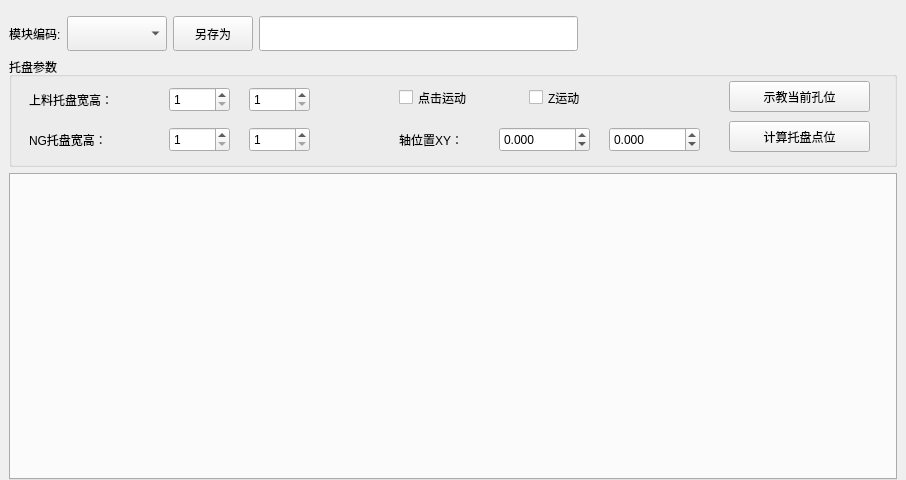
This is VISFrameView_AirtightDevice/Plugins/PluginProductSet/WidgetRecipeTray.ui in IPX-192/haoen as Qt 5 draws it before an edit. The edited form follows.
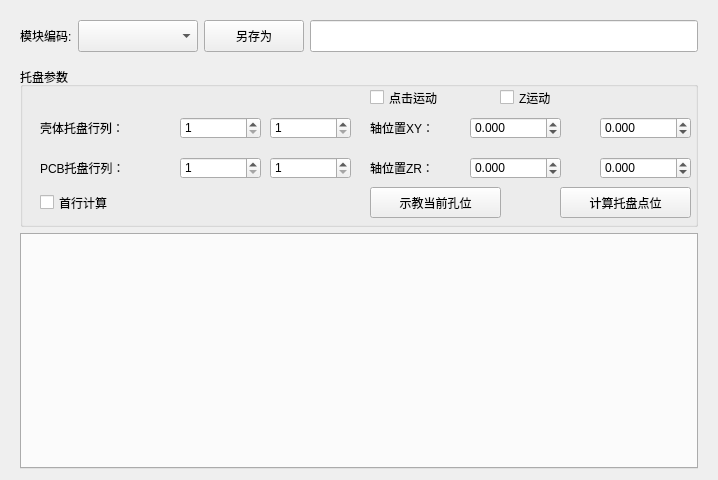
This is the edited form.

Diff of the .ui file:
```diff
--- a/VISFrameView_AirtightDevice/Plugins/PluginProductSet/WidgetRecipeTray.ui
+++ b/VISFrameView_AirtightDevice/Plugins/PluginProductSet/WidgetRecipeTray.ui
@@ -6,7 +6,7 @@
    <rect>
     <x>0</x>
     <y>0</y>
-    <width>906</width>
+    <width>718</width>
     <height>480</height>
    </rect>
   </property>
@@ -16,23 +16,8 @@
   <property name="windowTitle">
    <string>Form</string>
   </property>
-  <layout class="QGridLayout" name="gridLayout">
-   <property name="leftMargin">
-    <number>0</number>
-   </property>
-   <property name="topMargin">
-    <number>9</number>
-   </property>
-   <property name="rightMargin">
-    <number>0</number>
-   </property>
-   <property name="bottomMargin">
-    <number>0</number>
-   </property>
-   <property name="spacing">
-    <number>0</number>
-   </property>
-   <item row="0" column="0">
+  <layout class="QVBoxLayout" name="verticalLayout_2">
+   <item>
     <widget class="QWidget" name="widget_recipe" native="true">
      <property name="sizePolicy">
       <sizepolicy hsizetype="Preferred" vsizetype="Fixed">
@@ -43,66 +28,54 @@
      <property name="minimumSize">
       <size>
        <width>0</width>
-       <height>48</height>
+       <height>45</height>
       </size>
      </property>
      <property name="maximumSize">
       <size>
        <width>16777215</width>
-       <height>45</height>
+       <height>50</height>
       </size>
      </property>
-     <layout class="QHBoxLayout" name="horizontalLayout">
-      <property name="topMargin">
-       <number>3</number>
-      </property>
-      <property name="bottomMargin">
-       <number>3</number>
-      </property>
-      <item>
+     <layout class="QGridLayout" name="gridLayout">
+      <item row="0" column="0">
        <widget class="QLabel" name="label_3">
-        <property name="minimumSize">
-         <size>
-          <width>0</width>
-          <height>35</height>
-         </size>
-        </property>
         <property name="text">
          <string>模块编码:</string>
         </property>
        </widget>
       </item>
-      <item>
+      <item row="0" column="1">
        <widget class="QComboBox" name="comboBox_Recipe">
+        <property name="sizePolicy">
+         <sizepolicy hsizetype="Preferred" vsizetype="Preferred">
+          <horstretch>0</horstretch>
+          <verstretch>0</verstretch>
+         </sizepolicy>
+        </property>
         <property name="minimumSize">
          <size>
-          <width>100</width>
-          <height>35</height>
-         </size>
-        </property>
-        <property name="maximumSize">
-         <size>
-          <width>16777215</width>
-          <height>35</height>
+          <width>120</width>
+          <height>0</height>
          </size>
         </property>
         <property name="styleSheet">
-         <string notr="true"/>
+         <string notr="true">QComboBox{font:20px;height: 50px;}</string>
         </property>
        </widget>
       </item>
-      <item>
+      <item row="0" column="2">
        <widget class="QPushButton" name="btnSave">
-        <property name="minimumSize">
-         <size>
-          <width>0</width>
-          <height>35</height>
-         </size>
+        <property name="sizePolicy">
+         <sizepolicy hsizetype="Minimum" vsizetype="Preferred">
+          <horstretch>0</horstretch>
+          <verstretch>0</verstretch>
+         </sizepolicy>
         </property>
-        <property name="maximumSize">
+        <property name="minimumSize">
          <size>
-          <width>16777215</width>
-          <height>35</height>
+          <width>100</width>
+          <height>0</height>
          </size>
         </property>
         <property name="text">
@@ -110,39 +83,26 @@
         </property>
        </widget>
       </item>
-      <item>
+      <item row="0" column="3">
        <widget class="QLineEdit" name="lineEdit">
+        <property name="sizePolicy">
+         <sizepolicy hsizetype="Expanding" vsizetype="Preferred">
+          <horstretch>0</horstretch>
+          <verstretch>0</verstretch>
+         </sizepolicy>
+        </property>
         <property name="minimumSize">
          <size>
           <width>0</width>
-          <height>35</height>
-         </size>
-        </property>
-        <property name="maximumSize">
-         <size>
-          <width>16777215</width>
-          <height>35</height>
+          <height>25</height>
          </size>
         </property>
        </widget>
       </item>
-      <item>
-       <spacer name="horizontalSpacer">
-        <property name="orientation">
-         <enum>Qt::Horizontal</enum>
-        </property>
-        <property name="sizeHint" stdset="0">
-         <size>
-          <width>262</width>
-          <height>20</height>
-         </size>
-        </property>
-       </spacer>
-      </item>
      </layout>
     </widget>
    </item>
-   <item row="1" column="0">
+   <item>
     <widget class="QWidget" name="widget" native="true">
      <layout class="QVBoxLayout" name="verticalLayout">
       <property name="topMargin">
@@ -162,7 +122,7 @@
         <property name="minimumSize">
          <size>
           <width>0</width>
-          <height>110</height>
+          <height>160</height>
          </size>
         </property>
         <property name="maximumSize">
@@ -177,9 +137,9 @@
         <widget class="QPushButton" name="btnCalcuTrayPos">
          <property name="geometry">
           <rect>
-           <x>720</x>
-           <y>64</y>
-           <width>141</width>
+           <x>540</x>
+           <y>120</y>
+           <width>131</width>
            <height>31</height>
           </rect>
          </property>
@@ -187,13 +147,29 @@
           <string>计算托盘点位</string>
          </property>
         </widget>
+        <widget class="QCheckBox" name="checkBoxFirstRowCalc">
+         <property name="geometry">
+          <rect>
+           <x>20</x>
+           <y>125</y>
+           <width>130</width>
+           <height>21</height>
+          </rect>
+         </property>
+         <property name="toolTip">
+          <string>勾选=首行计算(首行实测,行间等距);不勾选=三点计算(ABC三点插值)</string>
+         </property>
+         <property name="text">
+          <string>首行计算</string>
+         </property>
+        </widget>
         <widget class="QDoubleSpinBox" name="doubleSpinBoxPosX">
          <property name="geometry">
           <rect>
-           <x>490</x>
-           <y>70</y>
+           <x>450</x>
+           <y>50</y>
            <width>91</width>
-           <height>25</height>
+           <height>22</height>
           </rect>
          </property>
          <property name="decimals">
@@ -209,10 +185,10 @@
         <widget class="QDoubleSpinBox" name="doubleSpinBoxPosY">
          <property name="geometry">
           <rect>
-           <x>600</x>
-           <y>70</y>
+           <x>580</x>
+           <y>50</y>
            <width>91</width>
-           <height>25</height>
+           <height>22</height>
           </rect>
          </property>
          <property name="decimals">
@@ -228,10 +204,10 @@
         <widget class="QLabel" name="label_4">
          <property name="geometry">
           <rect>
-           <x>390</x>
-           <y>70</y>
-           <width>101</width>
-           <height>25</height>
+           <x>350</x>
+           <y>50</y>
+           <width>91</width>
+           <height>21</height>
           </rect>
          </property>
          <property name="text">
@@ -241,9 +217,9 @@
         <widget class="QCheckBox" name="checkBoxMove">
          <property name="geometry">
           <rect>
-           <x>390</x>
-           <y>20</y>
-           <width>121</width>
+           <x>350</x>
+           <y>10</y>
+           <width>111</width>
            <height>41</height>
           </rect>
          </property>
@@ -255,22 +231,22 @@
          <property name="geometry">
           <rect>
            <x>20</x>
-           <y>30</y>
+           <y>50</y>
            <width>131</width>
-           <height>25</height>
+           <height>21</height>
           </rect>
          </property>
          <property name="text">
-          <string>上料托盘宽高：</string>
+          <string>壳体托盘行列：</string>
          </property>
         </widget>
         <widget class="QSpinBox" name="spinBox_feedTrayW">
          <property name="geometry">
           <rect>
            <x>160</x>
-           <y>30</y>
-           <width>61</width>
-           <height>25</height>
+           <y>50</y>
+           <width>81</width>
+           <height>22</height>
           </rect>
          </property>
          <property name="minimum">
@@ -280,10 +256,10 @@
         <widget class="QSpinBox" name="spinBox_feedTrayH">
          <property name="geometry">
           <rect>
-           <x>240</x>
-           <y>30</y>
-           <width>61</width>
-           <height>25</height>
+           <x>250</x>
+           <y>50</y>
+           <width>81</width>
+           <height>22</height>
           </rect>
          </property>
          <property name="minimum">
@@ -293,9 +269,9 @@
         <widget class="QPushButton" name="btnLoadPosToHole">
          <property name="geometry">
           <rect>
-           <x>720</x>
-           <y>24</y>
-           <width>141</width>
+           <x>350</x>
+           <y>120</y>
+           <width>131</width>
            <height>31</height>
           </rect>
          </property>
@@ -306,10 +282,10 @@
         <widget class="QSpinBox" name="spinBox_ngTrayH">
          <property name="geometry">
           <rect>
-           <x>240</x>
-           <y>70</y>
-           <width>61</width>
-           <height>25</height>
+           <x>250</x>
+           <y>90</y>
+           <width>81</width>
+           <height>22</height>
           </rect>
          </property>
          <property name="minimum">
@@ -320,34 +296,85 @@
          <property name="geometry">
           <rect>
            <x>20</x>
-           <y>70</y>
+           <y>90</y>
            <width>131</width>
-           <height>25</height>
+           <height>21</height>
           </rect>
          </property>
          <property name="text">
-          <string>NG托盘宽高：</string>
+          <string>PCB托盘行列：</string>
          </property>
         </widget>
         <widget class="QSpinBox" name="spinBox_ngTrayW">
          <property name="geometry">
           <rect>
            <x>160</x>
-           <y>70</y>
-           <width>61</width>
-           <height>25</height>
+           <y>90</y>
+           <width>81</width>
+           <height>22</height>
           </rect>
          </property>
          <property name="minimum">
           <number>1</number>
          </property>
         </widget>
+        <widget class="QDoubleSpinBox" name="doubleSpinBoxPosR">
+         <property name="geometry">
+          <rect>
+           <x>580</x>
+           <y>90</y>
+           <width>91</width>
+           <height>22</height>
+          </rect>
+         </property>
+         <property name="decimals">
+          <number>3</number>
+         </property>
+         <property name="minimum">
+          <double>-100000.000000000000000</double>
+         </property>
+         <property name="maximum">
+          <double>100000.000000000000000</double>
+         </property>
+        </widget>
+        <widget class="QDoubleSpinBox" name="doubleSpinBoxPosZ">
+         <property name="geometry">
+          <rect>
+           <x>450</x>
+           <y>90</y>
+           <width>91</width>
+           <height>22</height>
+          </rect>
+         </property>
+         <property name="decimals">
+          <number>3</number>
+         </property>
+         <property name="minimum">
+          <double>-100000.000000000000000</double>
+         </property>
+         <property name="maximum">
+          <double>100000.000000000000000</double>
+         </property>
+        </widget>
+        <widget class="QLabel" name="label_8">
+         <property name="geometry">
+          <rect>
+           <x>350</x>
+           <y>90</y>
+           <width>91</width>
+           <height>21</height>
+          </rect>
+         </property>
+         <property name="text">
+          <string>轴位置ZR：</string>
+         </property>
+        </widget>
         <widget class="QCheckBox" name="checkBoxMoveZ">
          <property name="geometry">
           <rect>
-           <x>520</x>
-           <y>20</y>
-           <width>91</width>
+           <x>480</x>
+           <y>10</y>
+           <width>101</width>
            <height>41</height>
           </rect>
          </property>
@@ -360,7 +387,7 @@
       <item>
        <widget class="QTabWidget" name="tabWidget">
         <property name="styleSheet">
-         <string notr="true">QTabBar::tab { height: 30px; }
+         <string notr="true">QTabBar::tab { height: 30px;width: 100px; }
 QTabWidget#tabWidget::tab-bar { 
 	alignment: center; 
 } </string>
```
Left out of the diff: 8 changed lines with no effect on the pictures.
